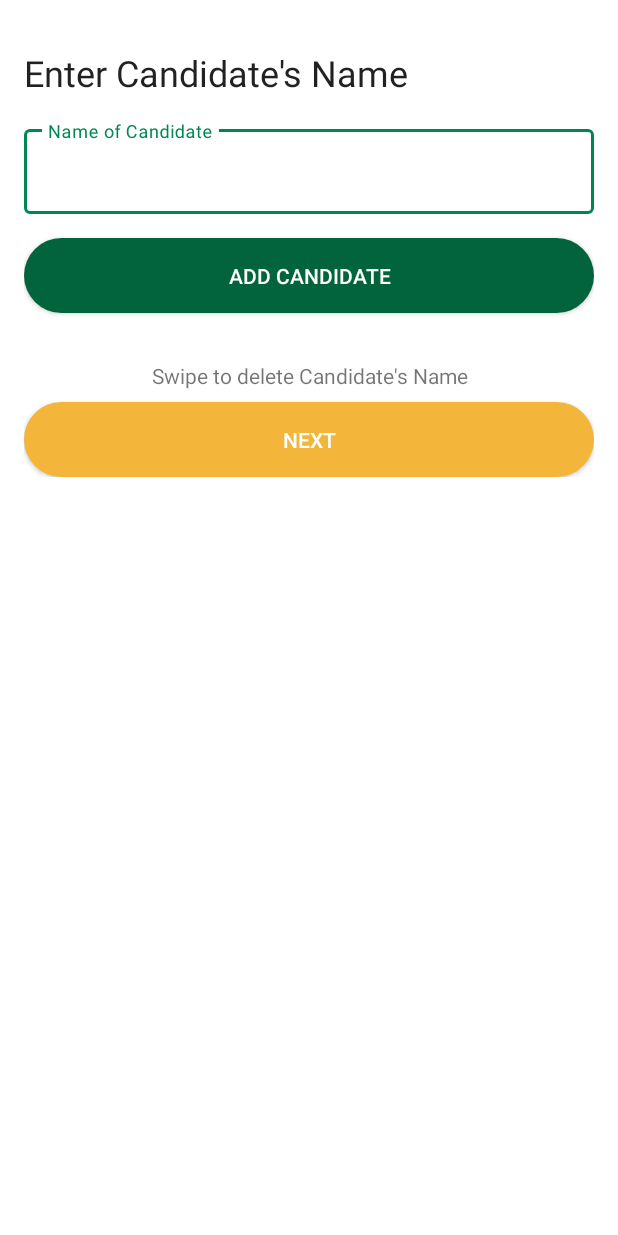
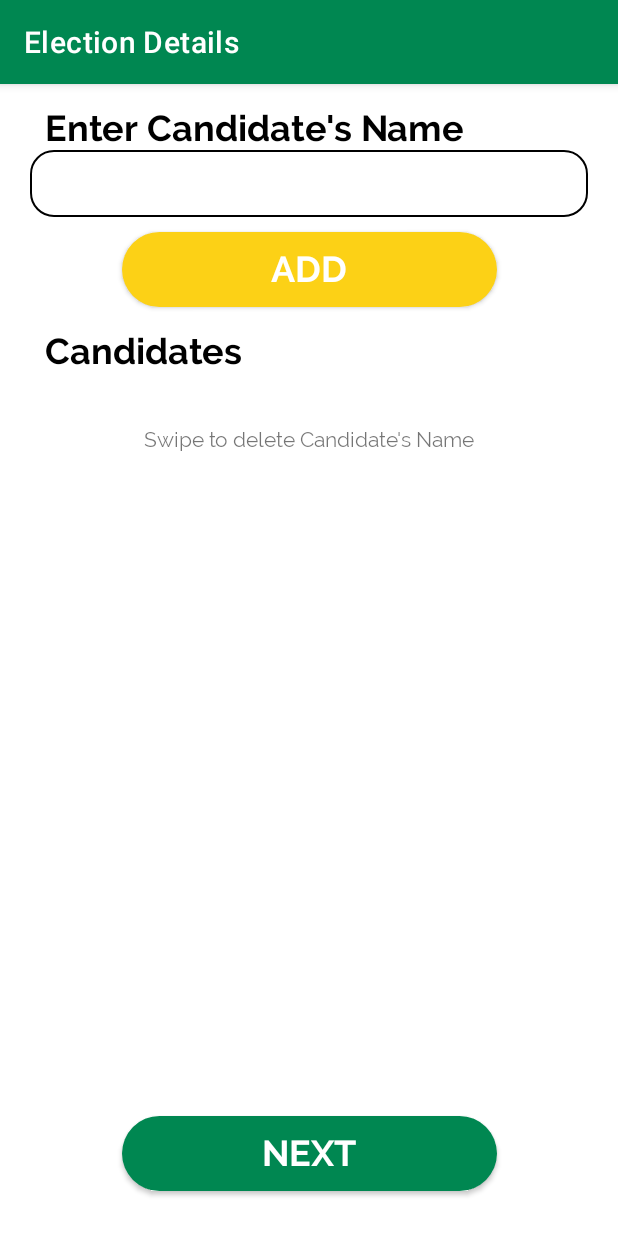
Before and after one commit to antailbaxt3r/AgoraVote-GSoC-Proposal, an Android app: the layout activity_create_election_two.xml on its own in the app's theme, with its tools: preview values and no code run, on a phone screen of 412 x 824 dp. Run offline under Robolectric (Android 15) with nearby library versions, the phone set to English and light mode, and no system bars.

```diff
--- a/app/src/main/java/org/aossie/agoraandroid/createelection/CreateElectionTwo.java
+++ b/app/src/main/java/org/aossie/agoraandroid/createelection/CreateElectionTwo.java
@@ -41,7 +41,7 @@ public class CreateElectionTwo extends AppCompatActivity {
   @Override
   protected void onCreate(Bundle savedInstanceState) {
     super.onCreate(savedInstanceState);
-    setContentView(R.layout.rough_ss);
+    setContentView(R.layout.activity_create_election_two);
     Button mAddCandidateButton = findViewById(R.id.add_candidate_btn);
     tinydb = new TinyDB(getApplication());
     Button mNextButton = findViewById(R.id.submit_details_btn);
--- a/app/src/main/res/layout/activity_create_election_two.xml
+++ b/app/src/main/res/layout/activity_create_election_two.xml
@@ -1,102 +1,128 @@
 <?xml version="1.0" encoding="utf-8"?>
-<layout xmlns:android="http://schemas.android.com/apk/res/android"
+
+<androidx.constraintlayout.widget.ConstraintLayout
+  xmlns:android="http://schemas.android.com/apk/res/android"
   xmlns:app="http://schemas.android.com/apk/res-auto"
   xmlns:tools="http://schemas.android.com/tools"
-    tools:context=".createelection.CreateElectionTwo"
-    >
-
-  <ScrollView
   android:layout_width="match_parent"
   android:layout_height="match_parent"
-      android:padding="16dp"
+  tools:context=".displayelections.ElectionActivity"
   >
-
-    <androidx.constraintlayout.widget.ConstraintLayout
+  <com.google.android.material.appbar.AppBarLayout
+    android:id="@+id/appBarLayout"
     android:layout_width="match_parent"
     android:layout_height="wrap_content"
+    app:layout_constraintStart_toStartOf="parent"
+    app:layout_constraintTop_toTopOf="parent"
     >
+    <androidx.appcompat.widget.Toolbar
+      android:id="@+id/toolbar"
+      android:layout_width="match_parent"
+      android:layout_height="wrap_content"
+      app:title="Election Details"
+      app:titleTextColor="@color/white"
+      >
+    </androidx.appcompat.widget.Toolbar>
+  </com.google.android.material.appbar.AppBarLayout>
 
-      <Button
+  <TextView
+    android:id="@+id/enter_candidate_name_label_tv"
+    android:layout_width="0dp"
+    android:layout_height="wrap_content"
+    android:text="@string/enter_candidate_s_name"
+    app:layout_constraintEnd_toEndOf="parent"
+    android:layout_marginTop="15dp"
+    android:textSize="24sp"
+    android:textColor="@color/black"
+    android:fontFamily="@font/raleway_bold"
+    android:layout_marginRight="30dp"
+    android:layout_marginLeft="30dp"
+    app:layout_constraintStart_toStartOf="parent"
+    app:layout_constraintTop_toBottomOf="@id/appBarLayout"
+    />
+
+  <EditText
+    android:id="@+id/candidate_et"
+    android:layout_width="match_parent"
+    android:layout_height="wrap_content"
+    android:background="@drawable/edittext_bg"
+    app:layout_constraintEnd_toEndOf="parent"
+    android:layout_marginStart="20dp"
+    android:layout_marginEnd="20dp"
+    app:layout_constraintHorizontal_bias="0.0"
+    app:layout_constraintStart_toStartOf="parent"
+    app:layout_constraintTop_toBottomOf="@+id/enter_candidate_name_label_tv"
+    />
+
+  <android.widget.Button
     android:id="@+id/add_candidate_btn"
-          style="@style/MainButtonStyle"
-          android:layout_marginTop="16dp"
-          android:text="@string/add_candidate"
-          app:backgroundTint="@color/greenTint"
+    android:layout_width="250dp"
+    android:layout_height="50dp"
+    android:background="@drawable/rounded_button"
+    android:backgroundTint="@color/logo_yellow"
+    android:elevation="5dp"
+    android:layout_marginTop="10dp"
+    android:fontFamily="@font/raleway_bold"
+    android:text="@string/add"
+    android:textColor="@color/white"
+    android:textSize="24sp"
     app:layout_constraintEnd_toEndOf="parent"
     app:layout_constraintStart_toStartOf="parent"
-          app:layout_constraintTop_toBottomOf="@+id/candidate_til"
+    app:layout_constraintTop_toBottomOf="@+id/candidate_et"
     />
 
-      <Button
-          android:id="@+id/submit_details_btn"
-          style="@style/MainButtonStyle"
-          android:layout_marginTop="8dp"
-          android:text="@string/next"
-          app:backgroundTint="@color/yellowTint"
-          app:layout_constraintBottom_toBottomOf="parent"
+  <TextView
+    android:id="@+id/list_label_tv"
+    android:layout_width="0dp"
+    android:layout_height="wrap_content"
+    android:text="@string/candidates"
     app:layout_constraintEnd_toEndOf="parent"
+    android:layout_marginTop="15dp"
+    android:textSize="24sp"
+    android:textColor="@color/black"
+    android:fontFamily="@font/raleway_bold"
+    android:layout_marginRight="30dp"
+    android:layout_marginLeft="30dp"
     app:layout_constraintStart_toStartOf="parent"
-          app:layout_constraintTop_toBottomOf="@+id/swipe_tv"
+    app:layout_constraintTop_toBottomOf="@id/add_candidate_btn"
     />
 
+  <androidx.recyclerview.widget.RecyclerView
+    android:id="@+id/names_rv"
+    android:layout_width="match_parent"
+    android:layout_margin="20dp"
+    android:layout_height="wrap_content"
+    app:layout_constraintTop_toBottomOf="@+id/list_label_tv"
+    />
   <TextView
     android:id="@+id/swipe_tv"
     android:layout_width="match_parent"
     android:layout_height="wrap_content"
     android:layout_marginTop="16dp"
+    android:fontFamily="@font/raleway_reg"
     android:text="@string/swipe_to_delete_candidate_s_name"
     android:textAlignment="center"
+    android:textSize="14sp"
     app:layout_constraintEnd_toEndOf="parent"
     app:layout_constraintStart_toStartOf="parent"
     app:layout_constraintTop_toBottomOf="@+id/names_rv"
     android:gravity="center_horizontal"
     />
 
-      <TextView
-          android:id="@+id/enter_candidate_name_label_tv"
-          android:layout_width="0dp"
-          android:layout_height="wrap_content"
-          android:layout_marginTop="16dp"
-          android:text="@string/enter_candidate_s_name"
-          android:textAppearance="@style/TextAppearance.AppCompat.Headline"
+  <android.widget.Button
+    android:id="@+id/submit_details_btn"
+    android:layout_width="250dp"
+    android:layout_height="50dp"
+    android:background="@drawable/rounded_button"
+    android:backgroundTint="@color/logo_green"
+    android:fontFamily="@font/raleway_bold"
+    android:text="@string/next"
+    android:elevation="5dp"
+    android:textColor="@color/white"
+    android:textSize="24sp"
+    android:layout_marginBottom="30dp"
+    app:layout_constraintBottom_toBottomOf="parent"
     app:layout_constraintEnd_toEndOf="parent"
     app:layout_constraintStart_toStartOf="parent"
-          app:layout_constraintTop_toTopOf="parent"
     />
-
-
-      <androidx.recyclerview.widget.RecyclerView
-          android:id="@+id/names_rv"
-          android:layout_width="0dp"
-          android:layout_height="wrap_content"
-          android:layout_marginTop="16dp"
-          app:layout_constraintEnd_toEndOf="parent"
-          app:layout_constraintStart_toStartOf="parent"
-          app:layout_constraintTop_toBottomOf="@+id/add_candidate_btn"
-          tools:item_layout="@layout/list_item_candidate_name"
-          />
-
-      <com.google.android.material.textfield.TextInputLayout
-          android:id="@+id/candidate_til"
-          style="@style/Widget.MaterialComponents.TextInputLayout.OutlinedBox"
-          android:layout_width="0dp"
-          android:layout_height="wrap_content"
-          android:layout_marginTop="16dp"
-          android:hint="@string/name_of_candidate"
-          app:boxStrokeColor="@color/colorPrimary"
-          app:layout_constraintEnd_toEndOf="parent"
-          app:layout_constraintHorizontal_bias="0.0"
-          app:layout_constraintStart_toStartOf="parent"
-          app:layout_constraintTop_toBottomOf="@+id/enter_candidate_name_label_tv"
-          >
-
-        <com.google.android.material.textfield.TextInputEditText
-            android:layout_width="match_parent"
-            android:layout_height="wrap_content"
-            />
-      </com.google.android.material.textfield.TextInputLayout>
-
 </androidx.constraintlayout.widget.ConstraintLayout>
-  </ScrollView>
-
-</layout>
--- a/app/src/main/res/values/ids.xml
+++ b/app/src/main/res/values/ids.xml
@@ -6,4 +6,5 @@
   <item name="election_name_til" type="id" />
   <item name="end_date_til" type="id" />
   <item name="start_date_til" type="id" />
+  <item name="candidate_til" type="id" />
 </resources>
```
Also changed, not shown: app/src/main/res/layout/activity_create_election_three.xml (+84 -29 lines). Lines whose indentation alone changed are shown as unchanged.
